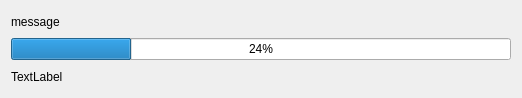
Before: the Qt Designer form atlas/ui/notifications/ProgressNotification.ui in KJNeko/Atlas, drawn with Qt 5.
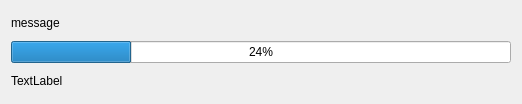
After: the same form once the commit is applied. Custom widgets are drawn as their Qt base class.

Commit message: Fixes up a bunch of logging and notifications

```diff
--- a/atlas/ui/notifications/ProgressNotification.ui
+++ b/atlas/ui/notifications/ProgressNotification.ui
@@ -6,10 +6,16 @@
    <rect>
     <x>0</x>
     <y>0</y>
-    <width>512</width>
-    <height>98</height>
+    <width>518</width>
+    <height>104</height>
    </rect>
   </property>
+  <property name="sizePolicy">
+   <sizepolicy hsizetype="Expanding" vsizetype="Minimum">
+    <horstretch>0</horstretch>
+    <verstretch>0</verstretch>
+   </sizepolicy>
+  </property>
   <property name="windowTitle">
    <string>ProgressNotification</string>
   </property>
```
The commit also changes 28 other files.
